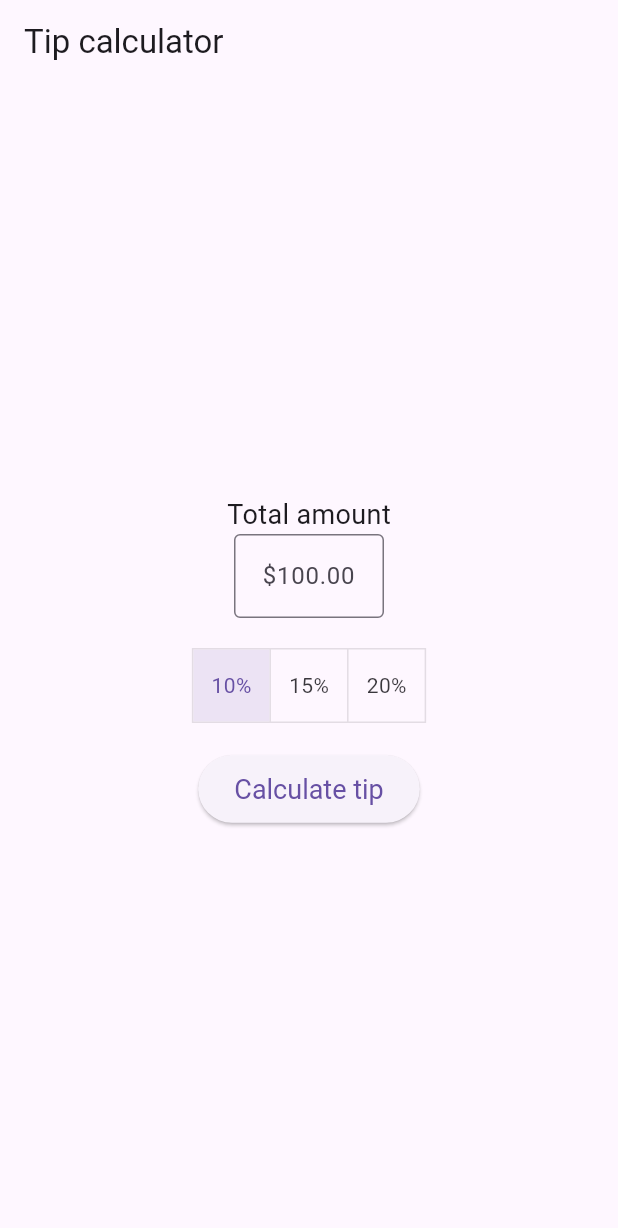
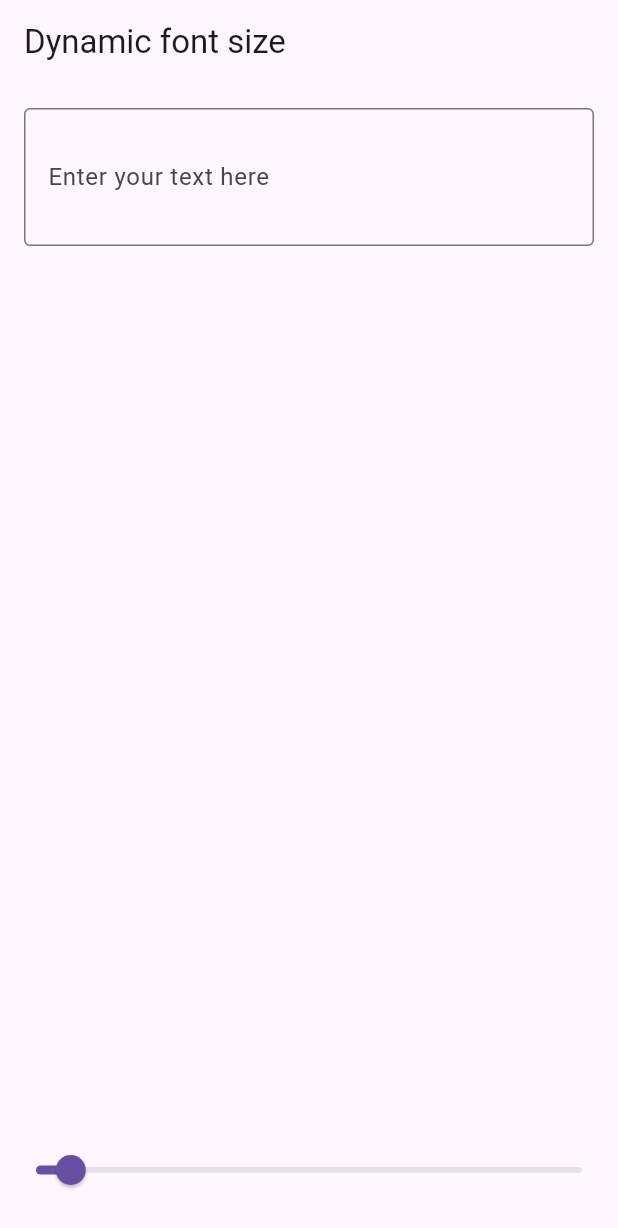
Before and after one commit to jpinzunzaa/flutter-30_beginner_projects, a Flutter app: the screen it shows after launch, on a phone screen of 412 x 824 dp. Shown: the top 1228 px of the screen. Run offline on Flutter 3.47's test engine with Material 3 defaults, Android fonts, the light colour scheme and no system bars.

Commit message:
Added Easy read app

```diff
--- a/lib/main.dart
+++ b/lib/main.dart
@@ -1,10 +1,11 @@
 import 'package:flutter/material.dart';
+import 'package:flutter_30_beginner_projects/screens/easy_read.dart';
 import 'package:flutter_30_beginner_projects/screens/restaurant_picker.dart';
 import 'package:flutter_30_beginner_projects/screens/tip_calculator.dart';
 
 
 void main() {
-  runApp(MyApp());
+  runApp(const MyApp());
 }
 
 class MyApp extends StatelessWidget {
@@ -17,7 +18,7 @@
         primarySwatch: Colors.purple,
         visualDensity: VisualDensity.adaptivePlatformDensity,
       ),
-      home: const TipCalculator(),
+      home: const EasyRead(),
     );
   }
 }
--- /dev/null
+++ b/lib/screens/easy_read.dart
@@ -0,0 +1,51 @@
+import 'package:flutter/material.dart';
+
+class EasyRead extends StatefulWidget {
+  const EasyRead({ super.key });
+  @override
+  EasyReadState createState() => EasyReadState();
+}
+
+class EasyReadState extends State<EasyRead> {
+  double _fontSize = 40;
+
+  @override
+  Widget build(BuildContext context) {
+    return Scaffold(
+      appBar: AppBar(
+        title: const Text('Dynamic font size'),
+      ),
+      body: SafeArea(
+        child: Column(
+          children: [
+            Expanded(
+              child: Padding(
+                padding: const EdgeInsets.all(16.0),
+                child: TextField(
+                  textInputAction: TextInputAction.done,
+                  style: TextStyle(fontSize: _fontSize),
+                  maxLines: null,
+                  decoration: const InputDecoration(
+                    border: OutlineInputBorder(),
+                    labelText: 'Enter your text here',
+                  ),
+                )
+              )
+            ),
+            Slider(
+              value: _fontSize,
+              onChanged: (newSize) {
+                setState(() => _fontSize = newSize);
+              },
+              min: 30,
+              max: 200,
+              divisions: 170,
+              label: '${_fontSize.round()}',
+            ),
+            const SizedBox(height: 20),
+          ],
+        )
+      )
+    );
+  }
+}
```
